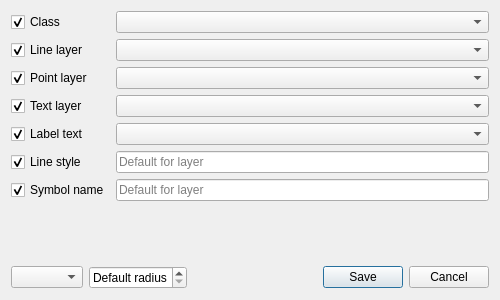
First picture: the form in classdialog.ui, repository Kuszki/EW-Database, before the edit.
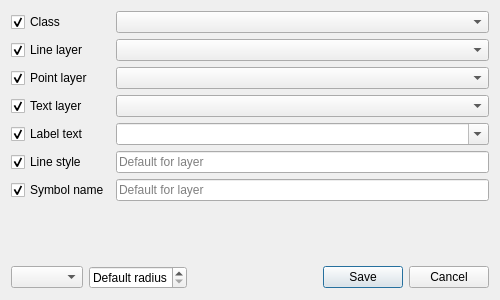
Second picture: the form after the edit. Icons and pictures are not drawn.

Commit message: Enable free label changes

Diff of the .ui file:
```diff
--- a/classdialog.ui
+++ b/classdialog.ui
@@ -124,7 +124,11 @@
     </widget>
    </item>
    <item row="5" column="1">
-    <widget class="QComboBox" name="Label"/>
+    <widget class="QComboBox" name="Label">
+     <property name="editable">
+      <bool>true</bool>
+     </property>
+    </widget>
    </item>
    <item row="3" column="0">
     <widget class="QCheckBox" name="textCheck">
```
The commit also changes 1 other file.
